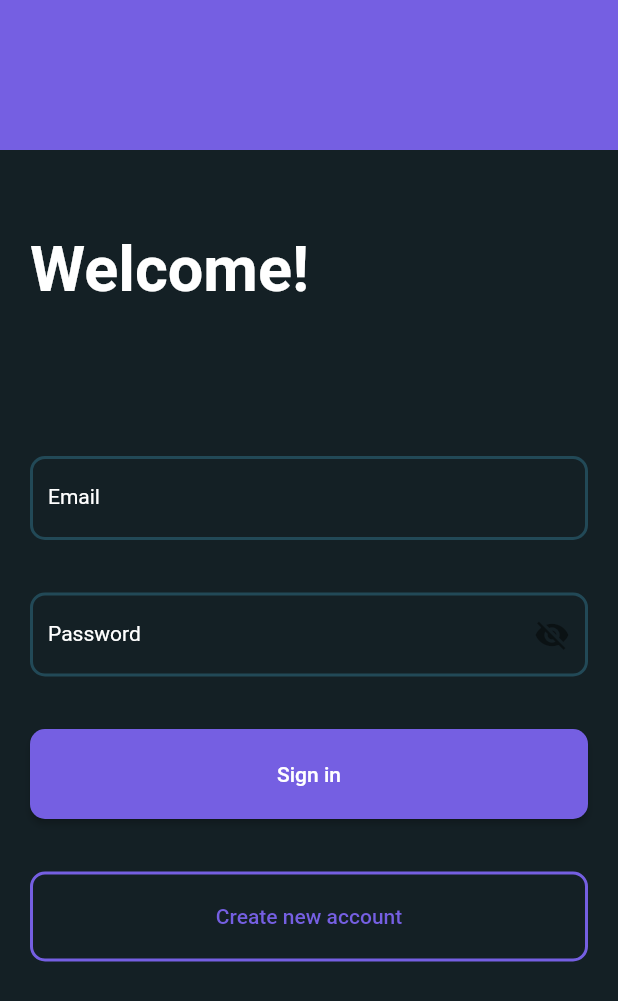
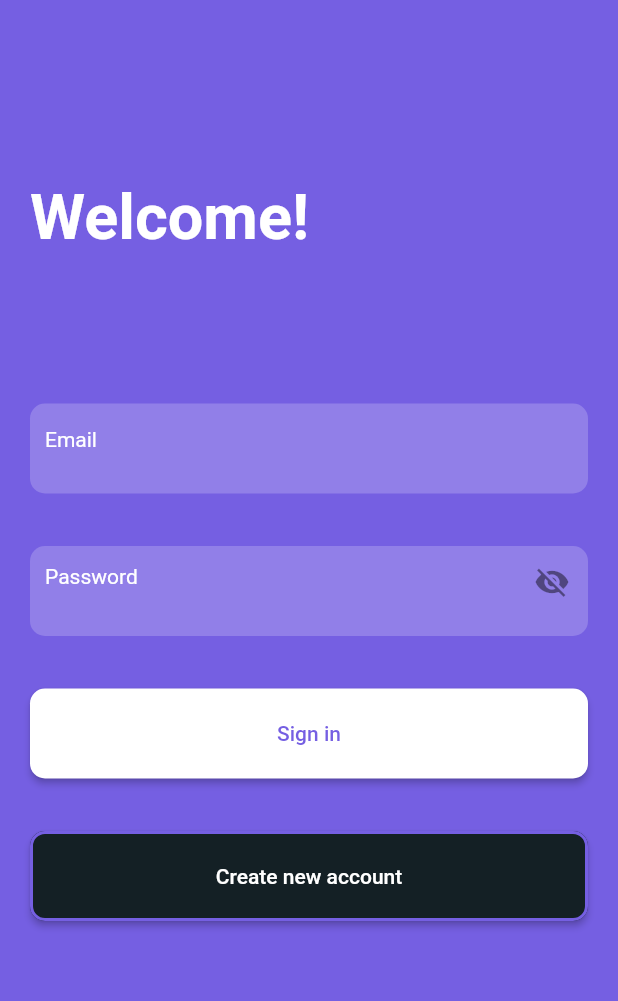
Before and after one commit to caiovini64/old-taskee, a Flutter app: the screen it shows after launch, on a phone screen of 412 x 824 dp. Shown: the top 1001 px of the screen. Run offline on Flutter 3.47's test engine with Material 2 defaults, Android fonts, the phone set to English and light mode, and no system bars; our stand-ins replace bloc, dartz, equatable, flutter_bloc, flutter_dotenv, get and 1 more.

Commit message:
feat: update login page design

```diff
--- a/lib/ui/pages/login/login_page.dart
+++ b/lib/ui/pages/login/login_page.dart
@@ -3,6 +3,7 @@ import 'package:flutter_bloc/flutter_bloc.dart';
 import 'package:get/get.dart';
 import 'package:taskee/ui/helpers/helpers.dart';
 import 'package:taskee/ui/mixins/validator_mixin.dart';
+import 'package:taskee/ui/pages/newTask/components/custom_task_field.dart';
 import 'package:taskee/ui/widgets/widgets.dart';
 
 import 'controller/login_controller.dart';
@@ -46,16 +47,13 @@ class _LoginPageState extends State<LoginPage> {
                 children: [
                   SizedBox(height: 100),
                   Expanded(
-                    child: SingleChildScrollView(
-                      scrollDirection: Axis.vertical,
                     child: Container(
                       height: MediaQuery.of(context).size.height,
                       padding: EdgeInsets.all(20),
-                        color: Theme.of(context).backgroundColor,
+                      color: primaryColor,
                       child: Column(
                         crossAxisAlignment: CrossAxisAlignment.center,
                         children: [
-                            SizedBox(height: 35),
                           Align(
                             alignment: Alignment.topLeft,
                             child: Text(
@@ -64,19 +62,21 @@ class _LoginPageState extends State<LoginPage> {
                             ),
                           ),
                           SizedBox(height: 100),
-                            CustomTextFieldWidget(
+                          CustomTaskFieldWidget(
                             labelText: 'Email',
                             semanticsLabel: 'Email text field'.tr,
                             inputType: TextInputType.emailAddress,
                             controller: emailController,
+                            maxLines: 1,
                             obscureText: false,
                             validator: (value) => widget.validateEmail(value),
                           ),
                           SizedBox(height: 35),
-                            CustomTextFieldWidget(
+                          CustomTaskFieldWidget(
                             labelText: 'Password'.tr,
                             semanticsLabel: 'Password text field'.tr,
                             inputType: TextInputType.visiblePassword,
+                            maxLines: 1,
                             controller: passwordController,
                             obscureText: obscureText,
                             suffixIcon: GestureDetector(
@@ -97,12 +97,13 @@ class _LoginPageState extends State<LoginPage> {
                           ElevatedButton(
                             child: state is LoginLoading
                                 ? CircularProgressIndicator(
-                                      color: Colors.white,
+                                    color: primaryColor,
                                   )
                                 : Text('Sign in'.tr),
                             style: ElevatedButton.styleFrom(
                               minimumSize: Size(400, 60),
-                                primary: primaryColor,
+                              primary: Colors.white,
+                              onPrimary: primaryColor,
                               shape: RoundedRectangleBorder(
                                   borderRadius: BorderRadius.circular(10)),
                             ),
@@ -111,8 +112,7 @@ class _LoginPageState extends State<LoginPage> {
                                   _formKey.currentState!.validate();
                               if (validate) {
                                 final email = emailController.value.text;
-                                  final password =
-                                      passwordController.value.text;
+                                final password = passwordController.value.text;
                                 controller.login(email, password);
                                 FocusScope.of(context)
                                     .requestFocus(new FocusNode());
@@ -125,9 +125,8 @@ class _LoginPageState extends State<LoginPage> {
                             style: ElevatedButton.styleFrom(
                               side: BorderSide(width: 2, color: primaryColor),
                               minimumSize: Size(400, 60),
-                                primary: Colors.transparent,
-                                elevation: 0,
-                                onPrimary: primaryColor,
+                              primary: backgroundColor,
+                              onPrimary: Colors.white,
                               shape: RoundedRectangleBorder(
                                 borderRadius: BorderRadius.circular(10),
                               ),
@@ -136,7 +135,6 @@ class _LoginPageState extends State<LoginPage> {
                           ),
                           SizedBox(height: 35),
                         ],
-                        ),
                       ),
                     ),
                   ),
--- a/lib/ui/pages/newTask/components/custom_task_field.dart
+++ b/lib/ui/pages/newTask/components/custom_task_field.dart
@@ -9,6 +9,7 @@ class CustomTaskFieldWidget extends StatelessWidget {
   final String? Function(String?) validator;
   final Widget? suffixIcon;
   final double height;
+  final int maxLines;
 
   const CustomTaskFieldWidget({
     Key? key,
@@ -20,6 +21,7 @@ class CustomTaskFieldWidget extends StatelessWidget {
     required this.validator,
     this.height = 60,
     this.suffixIcon,
+    this.maxLines = 5,
   }) : super(key: key);
 
   @override
@@ -38,12 +40,12 @@ class CustomTaskFieldWidget extends StatelessWidget {
           controller: controller,
           validator: validator,
           obscureText: obscureText,
-          maxLines: 5,
+          maxLines: maxLines,
           style: Theme.of(context).textTheme.bodyText1,
           decoration: InputDecoration(
             suffixIcon: suffixIcon,
-            labelText: labelText,
-            labelStyle: Theme.of(context).textTheme.bodyText1,
+            hintText: labelText,
+            hintStyle: Theme.of(context).textTheme.bodyText1,
             border: OutlineInputBorder(
               borderRadius: BorderRadius.circular(10),
             ),
```
Lines whose indentation alone changed are shown as unchanged.
